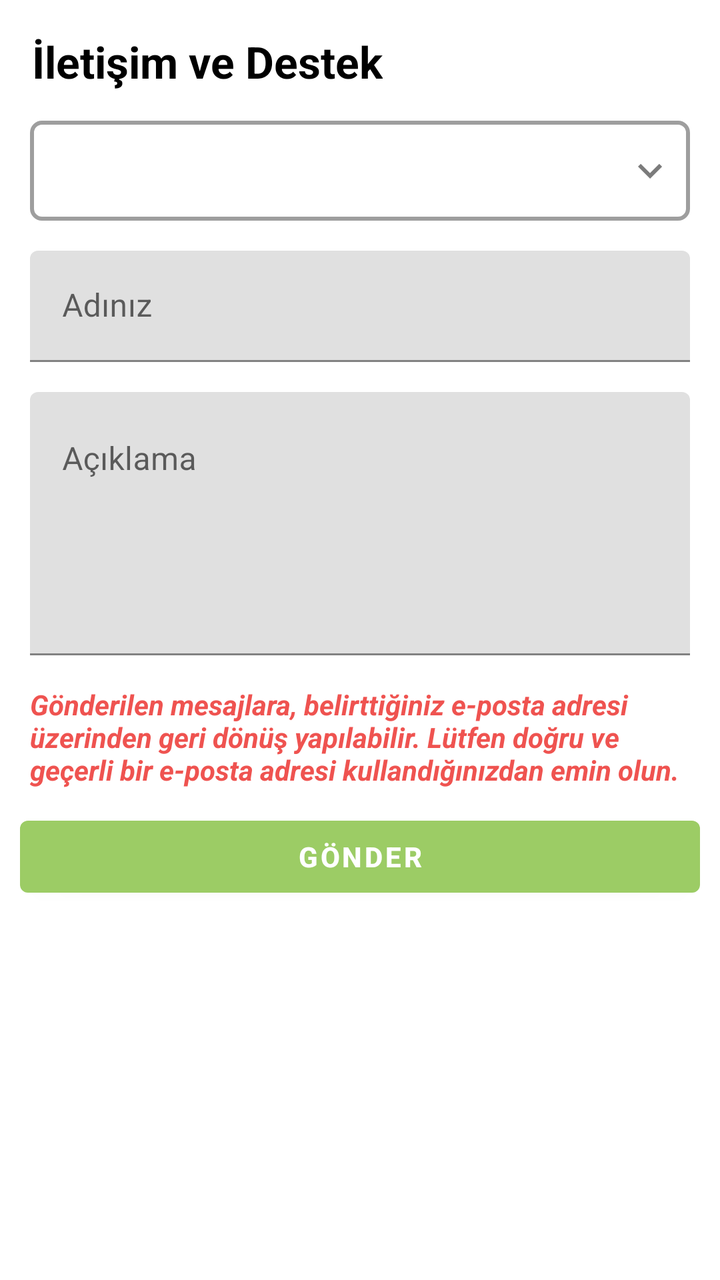
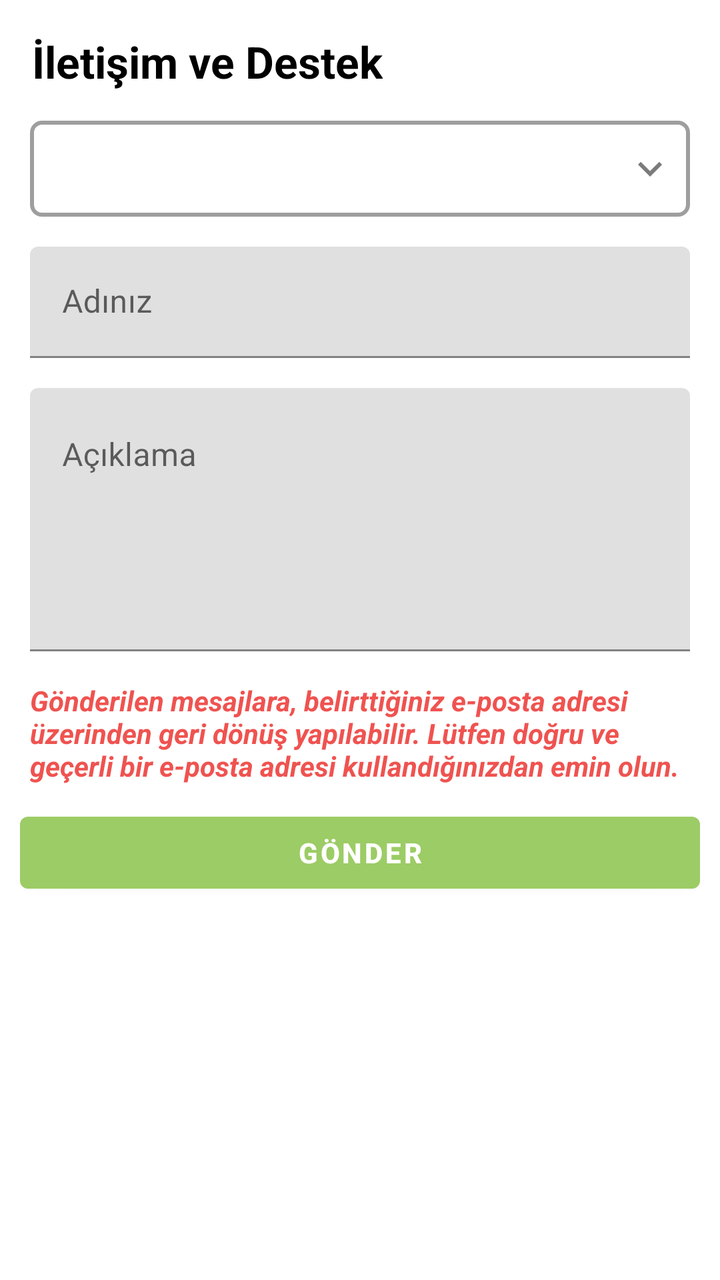

Before-and-after screenshots of an Android layout around one commit, followed by the original layout XML and the change that was made.
<!-- AndroidManifest.xml: application theme Theme.Yolcu -->
<!-- res/layout/feedback_form.xml -->
<?xml version="1.0" encoding="utf-8"?>
<androidx.constraintlayout.widget.ConstraintLayout xmlns:android="http://schemas.android.com/apk/res/android"
    xmlns:app="http://schemas.android.com/apk/res-auto"
    xmlns:tools="http://schemas.android.com/tools"
    android:layout_width="match_parent"
    android:layout_height="match_parent">

    <TextView
        android:id="@+id/feedBackHeader"
        android:layout_width="wrap_content"
        android:layout_height="wrap_content"
        android:layout_marginStart="16dp"
        android:layout_marginTop="16dp"
        android:layout_marginEnd="16dp"
        android:text="@string/feedBackHeader"
        android:textSize="22sp"
        android:textStyle="bold"
        app:layout_constraintStart_toStartOf="parent"
        app:layout_constraintTop_toTopOf="parent" />

    

    <Spinner
        android:id="@+id/topicSpinner"
        android:layout_width="0dp"
        android:layout_height="50dp"
        android:layout_margin="15dp"
        android:background="@drawable/spinner_background_2"
        android:padding="8dp"
        android:spinnerMode="dropdown"
        app:layout_constraintEnd_toEndOf="parent"
        app:layout_constraintStart_toStartOf="parent"
        app:layout_constraintTop_toBottomOf="@+id/feedBackHeader" />

    <ImageView
        android:id="@+id/spinnerAltIcon"
        android:layout_width="wrap_content"
        android:layout_height="wrap_content"
        android:contentDescription="Dropdown icon"
        android:padding="8dp"
        android:src="@drawable/baseline_keyboard_arrow_down_24"
        app:layout_constraintBottom_toBottomOf="@+id/topicSpinner"
        app:layout_constraintEnd_toEndOf="@+id/topicSpinner"
        app:layout_constraintTop_toTopOf="@+id/topicSpinner" />

    
    <com.google.android.material.textfield.TextInputLayout
        android:id="@+id/nameInputLayout"
        android:layout_width="0dp"
        android:layout_height="wrap_content"
        android:layout_margin="15dp"
        app:layout_constraintEnd_toEndOf="parent"
        app:layout_constraintStart_toStartOf="parent"
        app:layout_constraintTop_toBottomOf="@+id/topicSpinner">

        <com.google.android.material.textfield.TextInputEditText
            android:id="@+id/nameInput"
            android:layout_width="match_parent"
            android:layout_height="wrap_content"
            android:hint="@string/feedBackAd"
            android:inputType="text"
            android:singleLine="true" />
    </com.google.android.material.textfield.TextInputLayout>


    
    <com.google.android.material.textfield.TextInputLayout
        android:id="@+id/descriptionInputLayout"
        android:layout_width="0dp"
        android:layout_height="wrap_content"
        android:layout_margin="15dp"
        app:layout_constraintEnd_toEndOf="parent"
        app:layout_constraintStart_toStartOf="parent"
        app:layout_constraintTop_toBottomOf="@id/nameInputLayout"
        tools:layout_editor_absoluteY="112dp">

        <com.google.android.material.textfield.TextInputEditText
            android:id="@+id/descriptionInput"
            android:layout_width="match_parent"
            android:layout_height="wrap_content"
            android:gravity="top"
            android:hint="@string/feedBackAciklama"
            android:inputType="textMultiLine"
            android:maxLength="500"
            android:maxLines="10"
            android:minLines="5" />
    </com.google.android.material.textfield.TextInputLayout>

    <TextView
        android:id="@+id/feedbackInfo"
        android:layout_width="0dp"
        android:layout_height="wrap_content"
        android:layout_margin="15dp"
        android:text="@string/feedbackInfo"
        android:textColor="@color/redAlertColor"
        android:textStyle="bold|italic"
        app:layout_constraintTop_toBottomOf="@+id/descriptionInputLayout"
        app:layout_constraintStart_toStartOf="parent"
        app:layout_constraintEnd_toEndOf="parent" />

    
    <Button
        android:id="@+id/submitButton"
        android:layout_width="match_parent"
        android:layout_height="wrap_content"
        android:layout_margin="10dp"
        android:layout_marginTop="24dp"
        android:text="@string/feedBackGonder"
        android:textStyle="bold"
        app:layout_constraintEnd_toEndOf="parent"
        app:layout_constraintStart_toStartOf="parent"
        app:layout_constraintTop_toBottomOf="@id/feedbackInfo" />
</androidx.constraintlayout.widget.ConstraintLayout>
<!-- resources referenced by this layout -->
<resources>
  <color name="redAlertColor">#EF5350</color>
  <!-- drawable baseline_keyboard_arrow_down_24 (drawable) -->
  <vector xmlns:android="http://schemas.android.com/apk/res/android" android:height="24dp" android:tint="#7B7B7B" android:viewportHeight="24" android:viewportWidth="24" android:width="24dp">
        
      <path android:fillColor="@android:color/white" android:pathData="M7.41,8.59L12,13.17l4.59,-4.58L18,10l-6,6 -6,-6 1.41,-1.41z"/>
      
  </vector>
  <!-- drawable spinner_background_2 (drawable) -->
  <?xml version="1.0" encoding="utf-8"?>
  <shape xmlns:android="http://schemas.android.com/apk/res/android">
      <stroke android:width="2dp" android:color="@color/colorGray" />
      <corners android:radius="5dp" />
      <padding android:left="8dp" android:right="8dp" />
  </shape>
  <string name="feedBackAciklama">Açıklama</string>
  <string name="feedBackAd">Adınız</string>
  <string name="feedBackGonder">Gönder</string>
  <string name="feedBackHeader">İletişim ve Destek</string>
  <string name="feedbackInfo">Gönderilen mesajlara, belirttiğiniz e-posta adresi üzerinden geri dönüş yapılabilir. Lütfen doğru ve geçerli bir e-posta adresi kullandığınızdan emin olun.</string>
  <style name="Theme.Yolcu" parent="Theme.MaterialComponents.DayNight.DarkActionBar">
          
          <item name="colorPrimary">#9CCC65</item>
          <item name="colorPrimaryVariant">#43A047</item>
          <item name="colorOnPrimary">@color/white</item>
          
          <item name="colorSecondary">#9CCC65</item>
          <item name="colorSecondaryVariant">@color/teal_700</item>
          <item name="colorOnSecondary">@color/white</item>
          
          <item name="android:statusBarColor">?attr/colorPrimaryVariant</item>
          
          <item name="actionMenuTextColor">@color/white</item>
          <item name="android:actionMenuTextColor">@color/white</item>
          <item name="android:textColor">@color/black</item>
      </style>
  <color name="colorGray">#9E9E9E</color>
  <color name="white">#FFFFFFFF</color>
  <color name="teal_700">#FF018786</color>
  <color name="black">#FF000000</color>
</resources>

<!-- the commit's change to res/layout/feedback_form.xml (unified diff, before → after) -->
@@ -23,7 +23,7 @@
     <Spinner
         android:id="@+id/topicSpinner"
         android:layout_width="0dp"
-        android:layout_height="50dp"
+        android:layout_height="48dp"
         android:layout_margin="15dp"
         android:background="@drawable/spinner_background_2"
         android:padding="8dp"
@@ -36,7 +36,7 @@
         android:id="@+id/spinnerAltIcon"
         android:layout_width="wrap_content"
         android:layout_height="wrap_content"
-        android:contentDescription="Dropdown icon"
+        android:contentDescription="@string/dropdown_icon"
         android:padding="8dp"
         android:src="@drawable/baseline_keyboard_arrow_down_24"
         app:layout_constraintBottom_toBottomOf="@+id/topicSpinner"
@@ -58,6 +58,7 @@
             android:layout_width="match_parent"
             android:layout_height="wrap_content"
             android:hint="@string/feedBackAd"
+            android:maxLength="50"
             android:inputType="text"
             android:singleLine="true" />
     </com.google.android.material.textfield.TextInputLayout>
<!-- resource entries referenced after the edit -->
@@ -14,6 +14,7 @@
       <corners android:radius="5dp" />
       <padding android:left="8dp" android:right="8dp" />
   </shape>
+  <string name="dropdown_icon">Dropdown icon</string>
   <string name="feedBackAciklama">Açıklama</string>
   <string name="feedBackAd">Adınız</string>
   <string name="feedBackGonder">Gönder</string>
